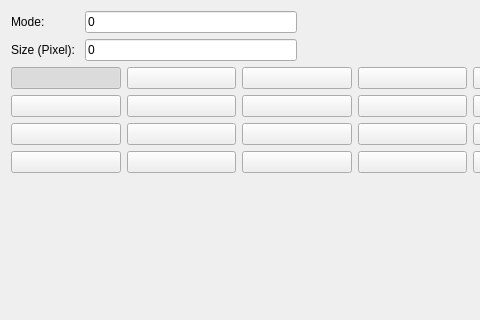
Above: scripts/Edit/DrawingPreferences/PointDisplaySettings/PreferencesPage.ui from qcad/qcad before the change; both pictures show x 0 to 480 and y 0 to 320 of the 594 by 488 pixel window. Below: the same form after it.
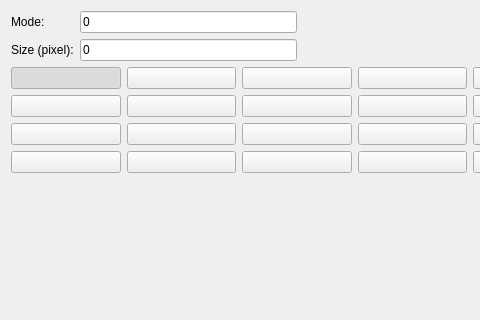
That is the form after the change. Icons and pictures are not drawn. Custom widgets are drawn as their Qt base class.

What changed in the file:
```diff
--- a/scripts/Edit/DrawingPreferences/PointDisplaySettings/PreferencesPage.ui
+++ b/scripts/Edit/DrawingPreferences/PointDisplaySettings/PreferencesPage.ui
@@ -35,7 +35,7 @@
        <item row="1" column="0">
         <widget class="QLabel" name="label">
          <property name="text">
-          <string>Size (Pixel): </string>
+          <string>Size (pixel):</string>
          </property>
         </widget>
        </item>
```
Left out of the diff: 2 changed lines with no effect on the pictures.
